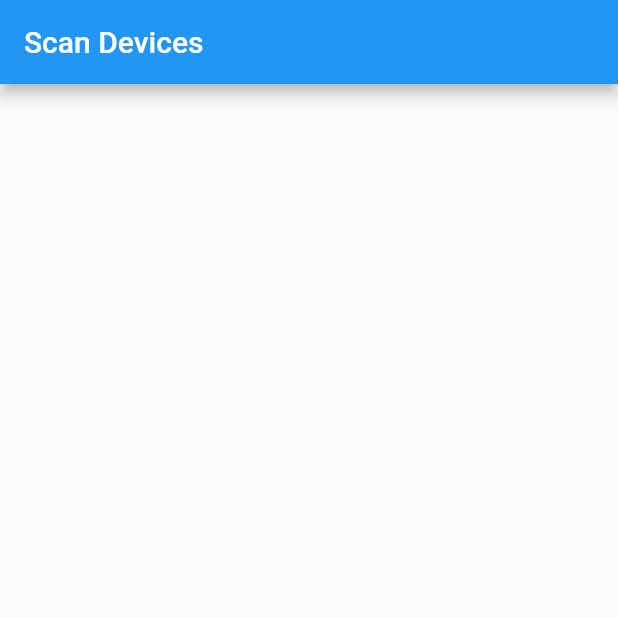
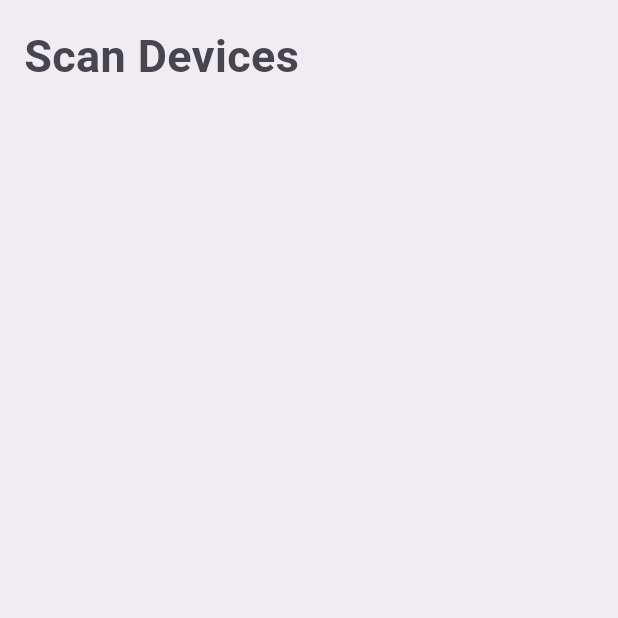
Before and after one commit to e7na/adas_app, a Flutter app: the screen it shows after launch, on a phone screen of 412 x 824 dp, the top half of it. Run offline on Flutter 3.47's test engine with Material 2 defaults, Android fonts, the phone set to English and light mode, and no system bars; drawn by our look-alikes of dynamic_color; our stand-ins replace easy_localization, flutter_bloc.

Commit message:
Some Theming
Dynamic Colors and stuff

```diff
--- /dev/null
+++ b/lib/Data/theme.dart
@@ -0,0 +1,64 @@
+import 'package:flutter/material.dart';
+
+ColorScheme defaultLightColorScheme = const ColorScheme(
+  brightness: Brightness.light,
+  primary: Color(0xFF6750A4),
+  onPrimary: Color(0xFFFFFFFF),
+  primaryContainer: Color(0xFFEADDFF),
+  onPrimaryContainer: Color(0xFF21005D),
+  secondary: Color(0xFF625B71),
+  onSecondary: Color(0xFFFFFFFF),
+  secondaryContainer: Color(0xFFE8DEF8),
+  onSecondaryContainer: Color(0xFF1D192B),
+  tertiary: Color(0xFF7D5260),
+  onTertiary: Color(0xFFFFFFFF),
+  tertiaryContainer: Color(0xFFFFD8E4),
+  onTertiaryContainer: Color(0xFF31111D),
+  error: Color(0xFFB3261E),
+  onError: Color(0xFFFFFFFF),
+  errorContainer: Color(0xFFF9DEDC),
+  onErrorContainer: Color(0xFF410E0B),
+  outline: Color(0xFF79747E),
+  background: Color(0xFFFFFBFE),
+  onBackground: Color(0xFF1C1B1F),
+  surface: Color(0xFFFFFBFE),
+  onSurface: Color(0xFF1C1B1F),
+  surfaceVariant: Color(0xFFE7E0EC),
+  onSurfaceVariant: Color(0xFF49454F),
+  inverseSurface: Color(0xFF313033),
+  onInverseSurface: Color(0xFFF4EFF4),
+  inversePrimary: Color(0xFFD0BCFF),
+  shadow: Color(0xFF000000),
+  surfaceTint: Color(0xFF6750A4),
+);
+ColorScheme defaultDarkColorScheme = const ColorScheme(
+  brightness: Brightness.dark,
+  primary: Color(0xFFD0BCFF),
+  onPrimary: Color(0xFF381E72),
+  primaryContainer: Color(0xFF4F378B),
+  onPrimaryContainer: Color(0xFFEADDFF),
+  secondary: Color(0xFFCCC2DC),
+  onSecondary: Color(0xFF332D41),
+  secondaryContainer: Color(0xFF4A4458),
+  onSecondaryContainer: Color(0xFFE8DEF8),
+  tertiary: Color(0xFFEFB8C8),
+  onTertiary: Color(0xFF492532),
+  tertiaryContainer: Color(0xFF633B48),
+  onTertiaryContainer: Color(0xFFFFD8E4),
+  error: Color(0xFFF2B8B5),
+  onError: Color(0xFF601410),
+  errorContainer: Color(0xFF8C1D18),
+  onErrorContainer: Color(0xFFF9DEDC),
+  outline: Color(0xFF938F99),
+  background: Color(0xFF1C1B1F),
+  onBackground: Color(0xFFE6E1E5),
+  surface: Color(0xFF1C1B1F),
+  onSurface: Color(0xFFE6E1E5),
+  surfaceVariant: Color(0xFF49454F),
+  onSurfaceVariant: Color(0xFFCAC4D0),
+  inverseSurface: Color(0xFFE6E1E5),
+  onInverseSurface: Color(0xFF313033),
+  inversePrimary: Color(0xFF6750A4),
+  shadow: Color(0xFF000000),
+  surfaceTint: Color(0xFFD0BCFF),
+);
--- a/lib/Screens/scan_page.dart
+++ b/lib/Screens/scan_page.dart
@@ -1,5 +1,7 @@
 import 'package:easy_localization/easy_localization.dart';
 import 'package:flutter/material.dart';
+import 'package:flutter/scheduler.dart';
+import 'package:flutter/services.dart';
 import 'package:flutter_bloc/flutter_bloc.dart';
 import 'package:reactive_ble/Bloc/ble_bloc.dart';
 
@@ -14,15 +16,44 @@ class ScanPage extends StatefulWidget {
 class _ScanPageState extends State<ScanPage> {
   @override
   Widget build(BuildContext context) {
-    return BlocProvider(
+    var brightness = SchedulerBinding.instance.window.platformBrightness;
+    var theme = brightness == Brightness.dark ? Brightness.light : Brightness.dark;
+    Color fontColor = Theme.of(context).colorScheme.onSurfaceVariant;
+    return AnnotatedRegion<SystemUiOverlayStyle>(
+        value: SystemUiOverlayStyle(
+          statusBarColor: Colors.transparent,
+          statusBarIconBrightness: theme,
+          // For Android (dark icons)
+          statusBarBrightness: theme,
+          // For iOS (dark icons)
+          systemNavigationBarIconBrightness: theme,
+          systemNavigationBarColor: Theme.of(context).colorScheme.surfaceVariant,
+        ),
+        child: BlocProvider(
           create: (context) => BleBloc(),
           child: BlocConsumer<BleBloc, BleState>(
             listener: (context, state) {},
             builder: (context, state) {
               var B = BleBloc.get(context);
-          return Scaffold(appBar: AppBar(title: Text("Title".tr())),);
+              return ColoredBox(
+                color: Colors.white,
+                child: Scaffold(
+                  backgroundColor: brightness == Brightness.dark ? Theme.of(context).colorScheme.background : Theme.of(context).colorScheme.surfaceVariant.withOpacity(0.6),
+                  body: SafeArea(
+                    child: Column(children: [
+                      Padding(
+                        padding: const EdgeInsets.all(16.0),
+                        child: Text(
+                          "Title".tr(),
+                          style: TextStyle(color: fontColor, fontSize: 30, fontWeight: FontWeight.w600),
+                        ),
+                      )
+                    ]),
+                  ),
+                ),
+              );
             },
           ),
-    );
+        ));
   }
 }
--- a/lib/main.dart
+++ b/lib/main.dart
@@ -1,14 +1,13 @@
 import 'package:flutter/material.dart';
 import 'package:easy_localization/easy_localization.dart';
 import 'package:reactive_ble/Screens/scan_page.dart';
+import 'package:dynamic_color/dynamic_color.dart';
+import 'package:reactive_ble/Data/theme.dart';
 
 void main() async {
   WidgetsFlutterBinding.ensureInitialized();
   await EasyLocalization.ensureInitialized();
-  runApp(EasyLocalization(useOnlyLangCode: true, supportedLocales: const [Locale('en'), Locale('ar')],
-      path: 'assets/translations',
-      fallbackLocale: const Locale('en'),
-      child: const MyApp()));
+  runApp(EasyLocalization(useOnlyLangCode: true, supportedLocales: const [Locale('en'), Locale('ar')], path: 'assets/translations', fallbackLocale: const Locale('en'), child: const MyApp()));
 }
 
 class MyApp extends StatelessWidget {
@@ -16,15 +15,23 @@ class MyApp extends StatelessWidget {
 
   @override
   Widget build(BuildContext context) {
+    return DynamicColorBuilder(builder: (lightColorScheme, darkColorScheme) {
       return MaterialApp(
         title: 'BLE',
+        debugShowCheckedModeBanner: false,
         theme: ThemeData(
-        primarySwatch: Colors.blue,
+          colorScheme: lightColorScheme ?? defaultLightColorScheme,
+          useMaterial3: true,
+        ),
+        darkTheme: ThemeData(
+          colorScheme: darkColorScheme ?? defaultDarkColorScheme,
+          useMaterial3: true,
         ),
         localizationsDelegates: context.localizationDelegates,
         supportedLocales: context.supportedLocales,
         locale: context.locale,
         home: const ScanPage(),
       );
+    });
   }
 }
```
Lines whose indentation alone changed are shown as unchanged.
